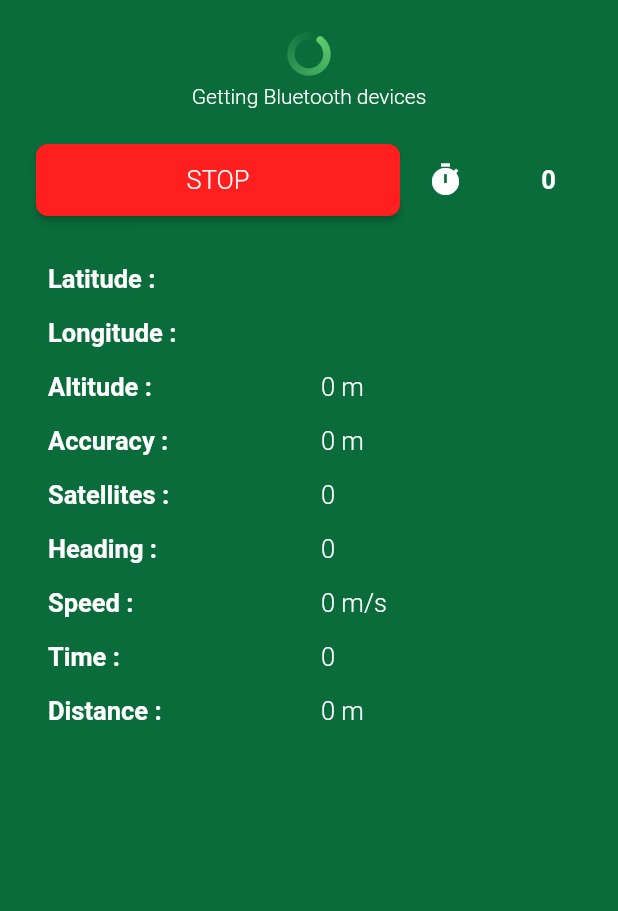
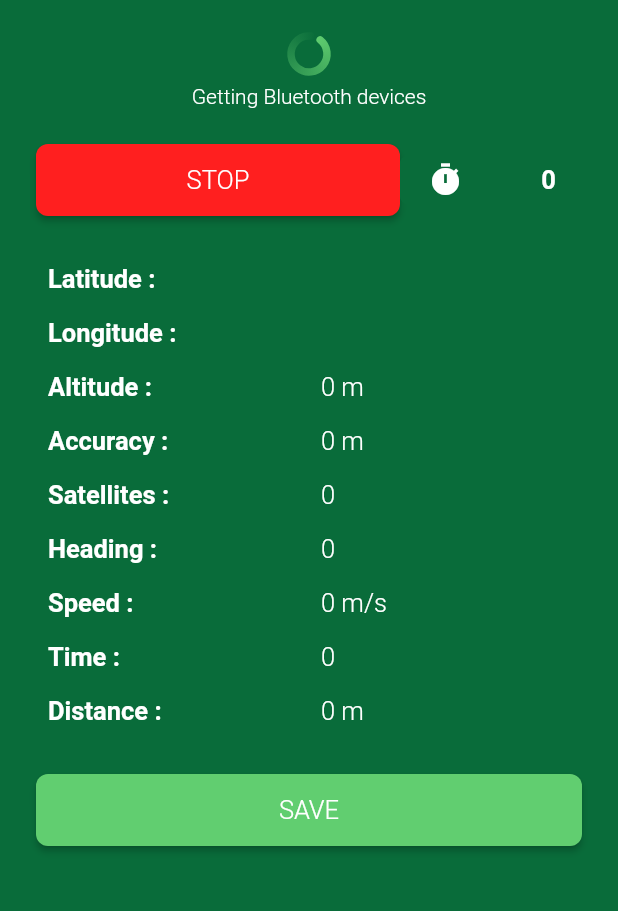
Before and after one commit to Arch-Unique/GPS-logger, a Flutter app: the screen it shows after launch, after a tap on "START", on a phone screen of 412 x 824 dp, the part 84-995 px from its top. Run offline on Flutter 3.47's test engine with Material 2 defaults, Android fonts, the phone set to English and light mode, and no system bars; our stand-ins replace dio, flutter_bluetooth_serial, flutter_svg, get, get_storage, location and 2 more; missing offline and left inert: raw_gnss; Roboto replaces fonts that are missing (HelveticaNeueLTStd).

Commit message:
fix issues p

```diff
--- a/lib/main.dart
+++ b/lib/main.dart
@@ -1,6 +1,7 @@
 import 'package:flutter/material.dart';
 import 'package:flutter/services.dart';
 import 'package:get/get.dart';
+import 'package:get_storage/get_storage.dart';
 import 'package:unn_gps_logger/src/app/theme/colors.dart';
 import 'package:unn_gps_logger/src/features/home/views/home_page.dart';
 import 'package:unn_gps_logger/src/global/controller/location_controller.dart';
@@ -15,6 +16,7 @@ void main() async {
     statusBarColor: AppColors.black.withOpacity(0),
     statusBarIconBrightness: Brightness.dark,
   ));
+  await GetStorage.init();
   await [
     Permission.bluetoothConnect,
     Permission.bluetoothScan,
--- a/lib/src/features/home/views/home_page.dart
+++ b/lib/src/features/home/views/home_page.dart
@@ -251,6 +251,13 @@ class _HomeScreenState extends State<HomeScreen> {
                 return RowCell("Distance",
                     "${controller.locationController.cld.value.distance(controller.locs.value)} m");
               }),
+              Ui.boxHeight(24),
+              FilledButton(
+                onPressed: () async {
+                  await LogController.saveCLDS(controller.clds);
+                },
+                text: "SAVE",
+              )
             ],
           ),
         ),
--- a/lib/src/global/controller/app_controller.dart
+++ b/lib/src/global/controller/app_controller.dart
@@ -5,6 +5,7 @@ import 'package:flutter/material.dart';
 import 'package:flutter/services.dart';
 import 'package:flutter_bluetooth_serial/flutter_bluetooth_serial.dart';
 import 'package:get/get.dart';
+import 'package:get_storage/get_storage.dart';
 
 import 'package:intl/intl.dart';
 import 'package:collection/collection.dart';
@@ -22,6 +23,10 @@ class AppController extends GetxController {
   RxBool hasStarted = false.obs;
   Rx<Duration> duration = Duration(seconds: 60).obs;
   RxList<CurrentLD> clds = <CurrentLD>[].obs;
+  final _pref = GetStorage();
+  static final String UGREFLAT = "ugreflat";
+  static final String UGREFLNG = "ugreflng";
+  static final String UGTIME = "ugtime";
 
   TextEditingController timeTextController = TextEditingController();
   TextEditingController lngTextController = TextEditingController();
@@ -37,6 +42,7 @@ class AppController extends GetxController {
 
   @override
   void onInit() {
+    setRefLoc();
     FlutterBluetoothSerial.instance.state.then((state) {
       bluetoothState.value = state;
     });
@@ -57,6 +63,12 @@ class AppController extends GetxController {
       getPairedDevices();
     });
     super.onInit();
+  }
+
+  setRefLoc() {
+    latTextController.text = _pref.read(UGREFLAT) ?? "";
+    lngTextController.text = _pref.read(UGREFLNG) ?? "";
+    changeDuration(_pref.read(UGTIME) ?? 0);
   }
 
   Future<void> enableBluetooth() async {
@@ -83,6 +95,8 @@ class AppController extends GetxController {
     if (latTextController.value.text == "") return;
     double d = double.parse(lngTextController.value.text);
     double g = double.parse(latTextController.value.text);
+    _pref.write(UGREFLAT, d.toStringAsFixed(8));
+    _pref.write(UGREFLNG, d.toStringAsFixed(8));
     locs.value = Loc(d, g);
   }
 
@@ -128,9 +142,10 @@ class AppController extends GetxController {
   }
 
   changeDuration(int i) {
-    if (i < 5) i = 5;
+    if (i < 60) i = 60;
     if (i > 900) i = 900;
     duration.value = Duration(seconds: i);
+    _pref.write(UGTIME, i);
   }
 
   startTracking() {
```
